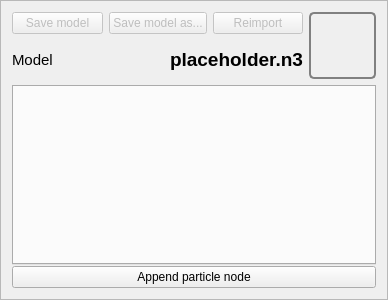
First picture: the form in code/qttoolkit/contentbrowser/ui/modelinfowidget.ui, repository gscept/nebula-trifid, before the edit.
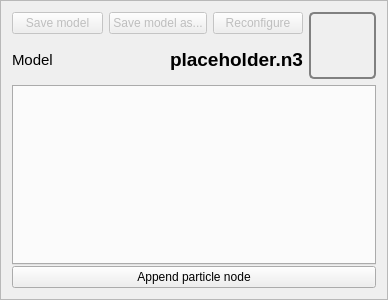
Second picture: the form after the edit.

Commit message: *content browser* fixed: - The reimport button for models work as intended.

Patch:
```diff
--- a/code/qttoolkit/contentbrowser/ui/modelinfowidget.ui
+++ b/code/qttoolkit/contentbrowser/ui/modelinfowidget.ui
@@ -144,7 +144,7 @@
           <bool>false</bool>
          </property>
          <property name="text">
-          <string>Reimport</string>
+          <string>Reconfigure</string>
          </property>
         </widget>
        </item>
```
Left out of the diff: 2 changed lines with no effect on the pictures. The commit also changes 2 other files.
